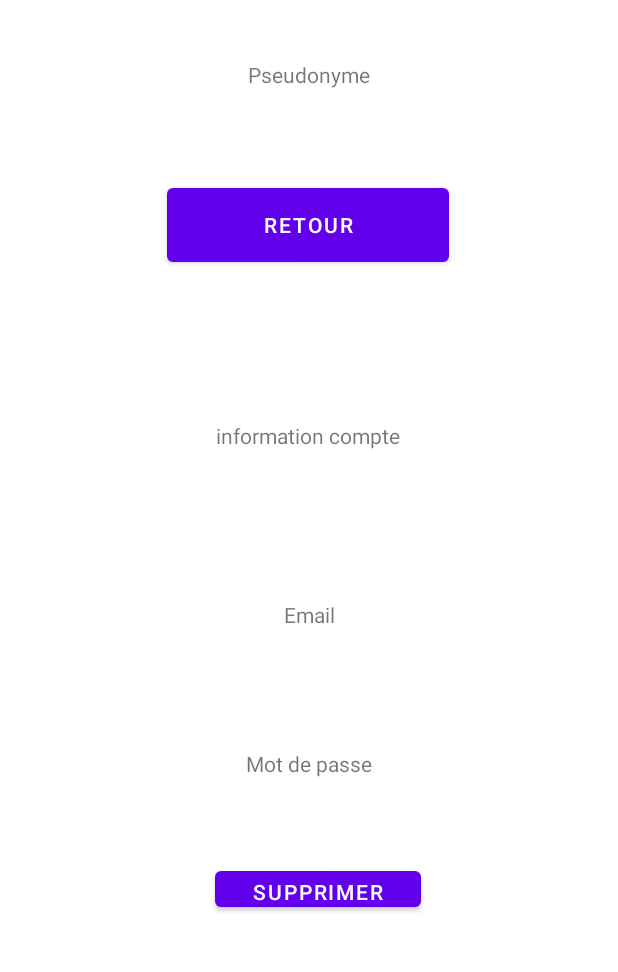
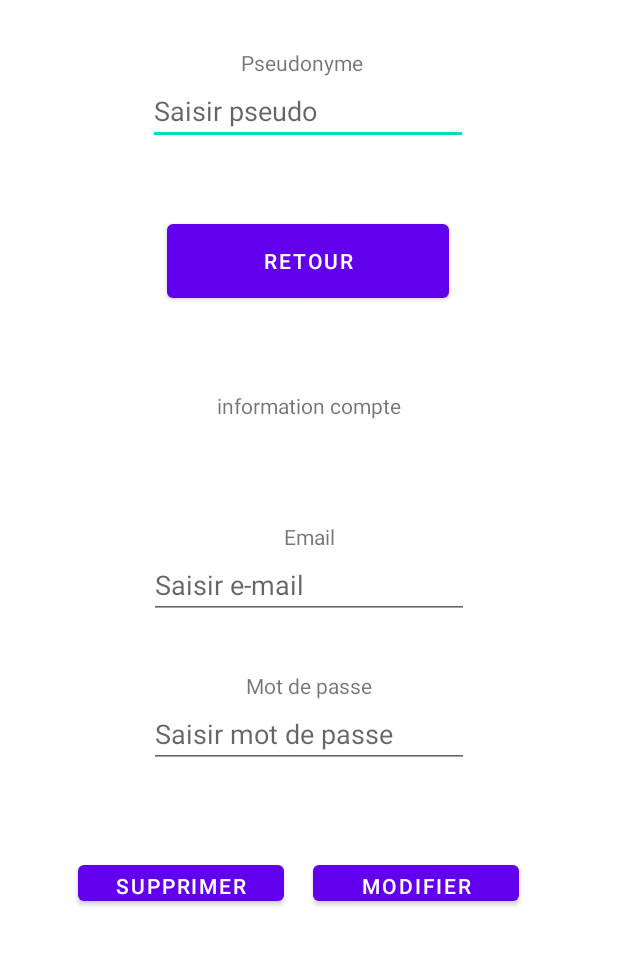
Before and after one commit to Ice92i/BiblioShare, an Android app: the layout activity_profil.xml on its own in the app's theme, with its tools: preview values and no code run, on a phone screen of 412 x 824 dp, the part 138-1110 px from its top. Run offline under Robolectric (Android 15) with nearby library versions, the light colour scheme and no system bars.

Commit message:
Modifications des donnees + amelioration

```diff
--- a/app/src/main/java/com/example/biblioshare/ProfilActivity.kt
+++ b/app/src/main/java/com/example/biblioshare/ProfilActivity.kt
@@ -1,10 +1,14 @@
 package com.example.biblioshare
 
 import android.content.Intent
+import android.net.Uri
 import androidx.appcompat.app.AppCompatActivity
 import android.os.Bundle
 import android.util.Log
+import com.google.firebase.auth.FirebaseAuth
+import com.google.firebase.auth.UserProfileChangeRequest
 import com.google.firebase.auth.ktx.auth
+import com.google.firebase.auth.ktx.userProfileChangeRequest
 import com.google.firebase.ktx.Firebase
 import kotlinx.android.synthetic.main.activity_profil.*
 
@@ -13,10 +17,32 @@ class ProfilActivity : AppCompatActivity() {
         super.onCreate(savedInstanceState)
         setContentView(R.layout.activity_profil)
 
+        editTextMail.setText(Firebase.auth.currentUser?.email)
+        editTextPseudo.setText(Firebase.auth.currentUser?.displayName)
+
+
         profil_accueil_button.setOnClickListener {
             val intent = Intent(this, AccueilActivity::class.java)
             startActivity(intent)
 
+        }
+        modifier_profile_button.setOnClickListener {
+            val user = Firebase.auth.currentUser
+
+            val profileUpdates =
+                UserProfileChangeRequest.Builder()
+                    .setDisplayName(editTextPseudo.text.toString())
+                    .build()
+            Firebase.auth.currentUser?.updateProfile(profileUpdates)
+            Firebase.auth.currentUser?.updateEmail(editTextMail.text.toString())
+            Firebase.auth.currentUser?.updatePassword(editTextMotDePasse.text.toString())
+
+            user!!.updateProfile(profileUpdates)
+                .addOnCompleteListener { task ->
+                    if (task.isSuccessful) {
+                        Log.d("TAG", "User profile updated.")
+                    }
+                }
         }
         supression_profile_button.setOnClickListener {
             val user = Firebase.auth.currentUser!!
@@ -28,8 +54,8 @@ class ProfilActivity : AppCompatActivity() {
                         val intent = Intent(this, GestionActivity::class.java)
                         startActivity(intent)
                     }
+
                 }
         }
     }
-
 }
--- a/app/src/main/res/layout/activity_profil.xml
+++ b/app/src/main/res/layout/activity_profil.xml
@@ -10,12 +10,12 @@
         android:id="@+id/profil_accueil_button"
         android:layout_width="188dp"
         android:layout_height="61dp"
+        android:layout_marginTop="92dp"
         android:text="Retour"
         app:layout_constraintEnd_toEndOf="parent"
         app:layout_constraintHorizontal_bias="0.497"
         app:layout_constraintStart_toStartOf="parent"
-        app:layout_constraintTop_toBottomOf="@+id/textView"
-        android:layout_marginTop="60dp" />
+        app:layout_constraintTop_toBottomOf="@+id/pseudonyme" />
 
     <ImageView
         android:id="@+id/imageView"
@@ -26,58 +26,105 @@
         app:layout_constraintTop_toTopOf="parent"
         app:srcCompat="@mipmap/ic_launcher"
         android:layout_marginTop="20dp"/>
+
     <TextView
-        android:id="@+id/textView"
+        android:id="@+id/pseudonyme"
         android:layout_width="wrap_content"
         android:layout_height="wrap_content"
+        android:layout_marginTop="32dp"
         android:text="Pseudonyme"
         app:layout_constraintEnd_toEndOf="parent"
+        app:layout_constraintHorizontal_bias="0.486"
         app:layout_constraintStart_toStartOf="parent"
-        app:layout_constraintTop_toBottomOf="@+id/imageView"
-        android:layout_marginTop="40dp"/>
+        app:layout_constraintTop_toBottomOf="@+id/imageView" />
 
     <TextView
-        android:id="@+id/textView2"
+        android:id="@+id/InfoCompte"
         android:layout_width="wrap_content"
         android:layout_height="wrap_content"
+        android:layout_marginTop="56dp"
         android:text="information compte"
         app:layout_constraintEnd_toEndOf="parent"
-        app:layout_constraintHorizontal_bias="0.498"
         app:layout_constraintStart_toStartOf="parent"
-        app:layout_constraintTop_toBottomOf="@+id/profil_accueil_button"
-        android:layout_marginTop="100dp" />
+        app:layout_constraintTop_toBottomOf="@+id/profil_accueil_button" />
 
     <TextView
-        android:id="@+id/textView3"
+        android:id="@+id/Mail"
         android:layout_width="wrap_content"
         android:layout_height="wrap_content"
+        android:layout_marginTop="68dp"
         android:text="Email"
         app:layout_constraintEnd_toEndOf="parent"
-        app:layout_constraintHorizontal_bias="0.501"
         app:layout_constraintStart_toStartOf="parent"
-        app:layout_constraintTop_toBottomOf="@+id/textView2"
-        android:layout_marginTop="100dp" />
+        app:layout_constraintTop_toBottomOf="@+id/InfoCompte" />
 
     <TextView
-        android:id="@+id/textView4"
+        android:id="@+id/MotDePasse"
         android:layout_width="wrap_content"
         android:layout_height="wrap_content"
         android:text="Mot de passe"
         app:layout_constraintEnd_toEndOf="parent"
         app:layout_constraintHorizontal_bias="0.501"
         app:layout_constraintStart_toStartOf="parent"
-        app:layout_constraintTop_toBottomOf="@+id/textView3"
+        app:layout_constraintTop_toBottomOf="@+id/Mail"
         android:layout_marginTop="80dp" />
 
     <Button
         android:id="@+id/supression_profile_button"
         android:layout_width="137dp"
         android:layout_height="36dp"
-        android:layout_marginTop="56dp"
+        android:layout_marginTop="104dp"
         android:text="Supprimer compte"
         app:layout_constraintEnd_toEndOf="parent"
-        app:layout_constraintHorizontal_bias="0.521"
+        app:layout_constraintHorizontal_bias="0.189"
         app:layout_constraintStart_toStartOf="parent"
-        app:layout_constraintTop_toBottomOf="@+id/textView4" />
+        app:layout_constraintTop_toBottomOf="@+id/MotDePasse" />
+
+    <Button
+        android:id="@+id/modifier_profile_button"
+        android:layout_width="137dp"
+        android:layout_height="36dp"
+        android:layout_marginTop="104dp"
+        android:text="Modifier"
+        app:layout_constraintEnd_toEndOf="parent"
+        app:layout_constraintHorizontal_bias="0.223"
+        app:layout_constraintStart_toEndOf="@+id/supression_profile_button"
+        app:layout_constraintTop_toBottomOf="@id/MotDePasse" />
+
+    <EditText
+        android:id="@+id/editTextPseudo"
+        android:layout_width="wrap_content"
+        android:layout_height="wrap_content"
+        android:ems="10"
+        android:inputType="textPersonName"
+        android:hint="Saisir pseudo"
+        app:layout_constraintTop_toBottomOf="@id/pseudonyme"
+        app:layout_constraintEnd_toEndOf="parent"
+        app:layout_constraintHorizontal_bias="0.497"
+        app:layout_constraintStart_toStartOf="parent"
+        tools:layout_editor_absoluteY="161dp" />
+
+    <EditText
+        android:id="@+id/editTextMail"
+        android:layout_width="wrap_content"
+        android:layout_height="wrap_content"
+        android:ems="10"
+        android:inputType="textEmailAddress"
+        android:hint="Saisir e-mail"
+        app:layout_constraintRight_toRightOf="parent"
+        app:layout_constraintLeft_toLeftOf="parent"
+        app:layout_constraintTop_toBottomOf="@id/Mail"
+        />
+
+    <EditText
+        android:id="@+id/editTextMotDePasse"
+        android:layout_width="wrap_content"
+        android:layout_height="wrap_content"
+        android:ems="10"
+        android:inputType="textPassword"
+        android:hint="Saisir mot de passe"
+        app:layout_constraintRight_toRightOf="parent"
+        app:layout_constraintLeft_toLeftOf="parent"
+        app:layout_constraintTop_toBottomOf="@id/MotDePasse" />
 
 </androidx.constraintlayout.widget.ConstraintLayout>
```
